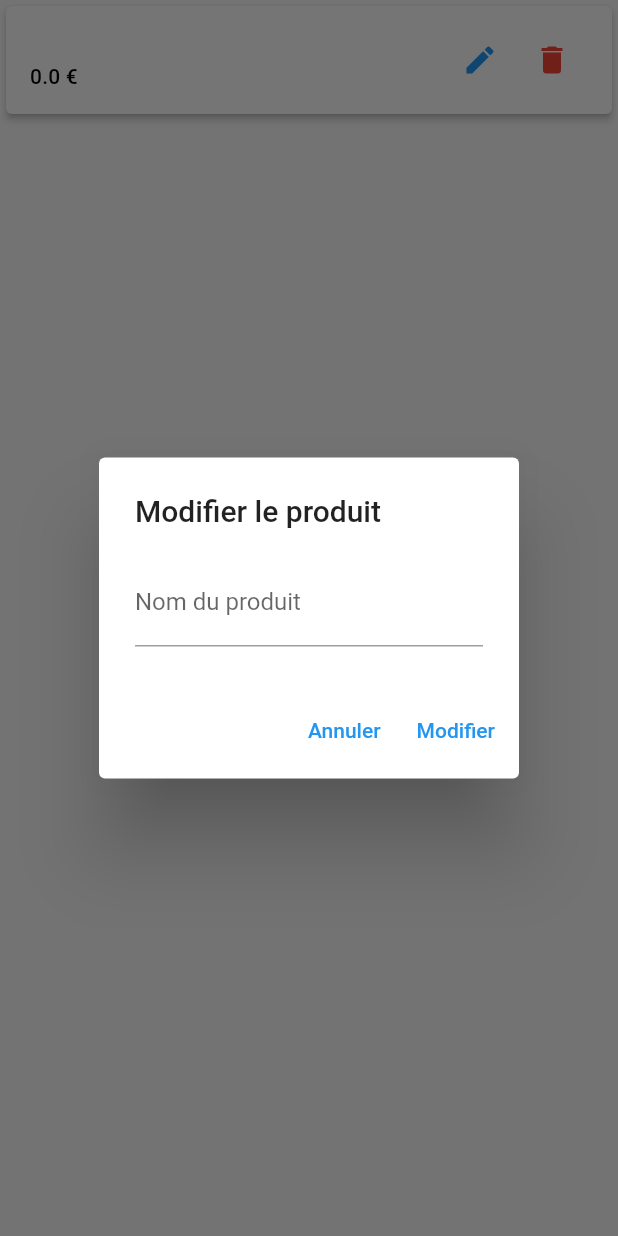
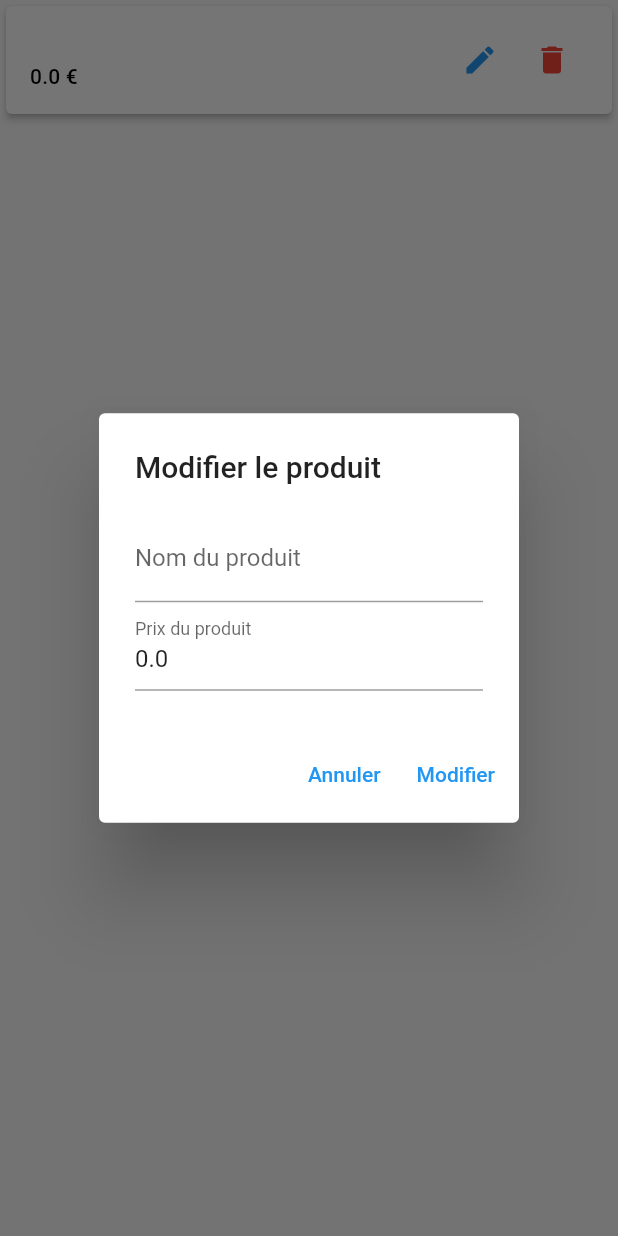
Before and after one commit to Virex22/shopping-app, a Flutter app: the ProductTile widget shown alone on an empty page, opened directly with empty values, after a tap on the "edit" icon, on a phone screen of 412 x 824 dp. Run offline on Flutter 3.47's test engine with Material 2 defaults, Android fonts, the phone set to English and light mode, and no system bars; our stand-ins replace dio, flutter_dotenv, go_router; network calls fail.

Commit message:
feat : make product price editable

```diff
--- a/lib/partial/product/product_tile.dart
+++ b/lib/partial/product/product_tile.dart
@@ -15,15 +15,27 @@ class ProductTile extends StatelessWidget {
   void _editProduct(BuildContext context) {
     final TextEditingController nameController =
         TextEditingController(text: product.name);
+    final TextEditingController priceController =
+        TextEditingController(text: product.price.toString());
     nameController.text = product.name;
 
     showDialog(
       context: context,
       builder: (context) => AlertDialog(
         title: const Text('Modifier le produit'),
-        content: TextField(
-          decoration: const InputDecoration(labelText: 'Nom du produit'),
-          controller: nameController,
+        content: Column(
+          mainAxisSize: MainAxisSize.min,
+          children: [
+            TextField(
+              decoration: const InputDecoration(labelText: 'Nom du produit'),
+              controller: nameController,
+            ),
+            TextField(
+              decoration: const InputDecoration(labelText: 'Prix du produit'),
+              controller: priceController,
+              keyboardType: TextInputType.number,
+            ),
+          ],
         ),
         actions: [
           TextButton(
@@ -35,6 +47,7 @@ class ProductTile extends StatelessWidget {
           TextButton(
             onPressed: () async {
               final String name = nameController.text.trim();
+              final double price = double.tryParse(priceController.text) ?? 0.0;
               Navigator.of(context).pop();
 
               if (name.isEmpty) {
@@ -42,8 +55,8 @@ class ProductTile extends StatelessWidget {
               }
 
               final productApi = ProductAPI();
-              Product editedProduct =
-                  await productApi.updateProduct(product.id, {'name': name});
+              Product editedProduct = await productApi
+                  .updateProduct(product.id, {'name': name, 'price': price});
 
               handleProductAction('update', editedProduct);
             },
```
